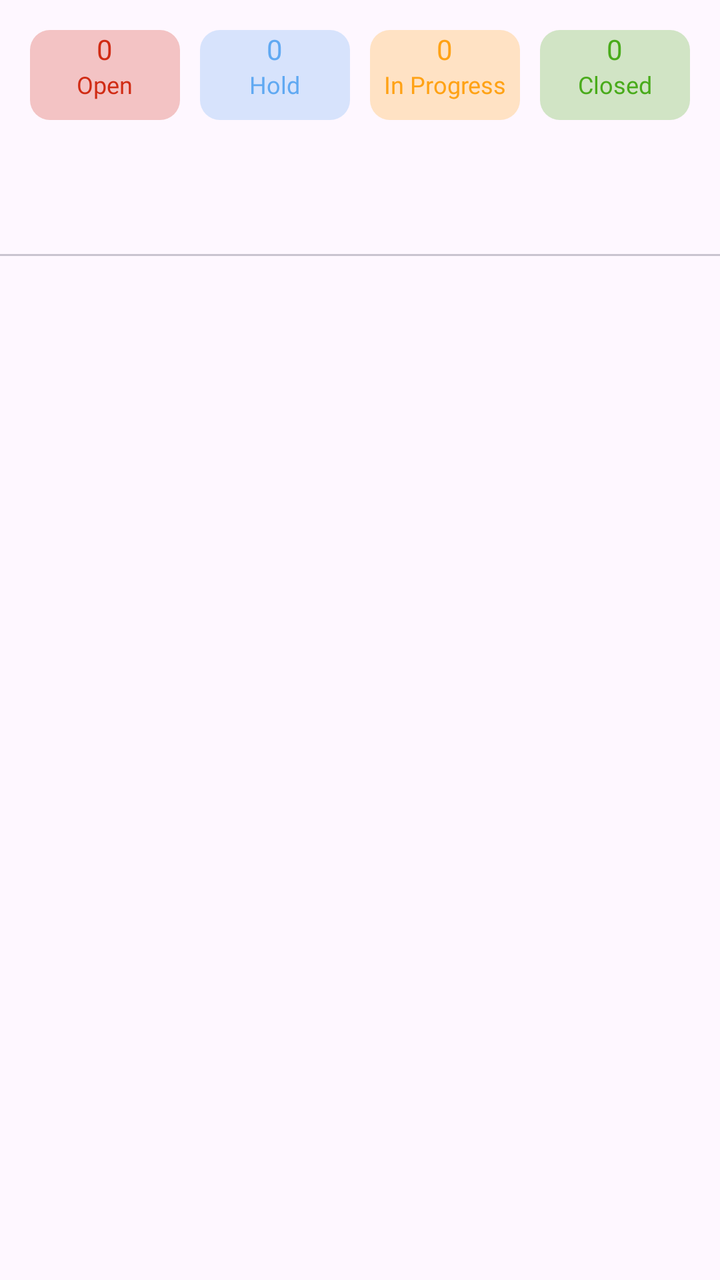
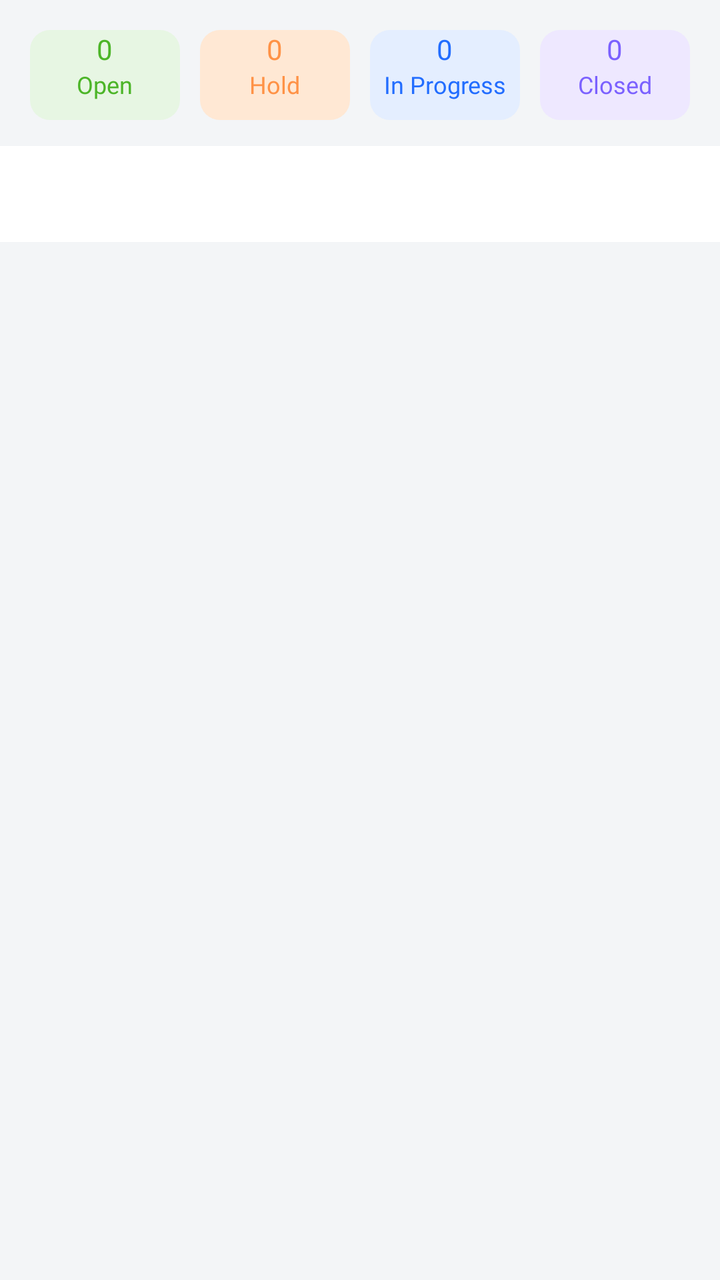

An Android layout rendered at two revisions. The XML below is the earlier revision; the diff shows what the commit changed to produce the second picture.
<!-- AndroidManifest.xml: application theme Theme.Evergreen -->
<!-- res/layout/fragment_task.xml -->
<?xml version="1.0" encoding="utf-8"?>
<androidx.constraintlayout.widget.ConstraintLayout xmlns:android="http://schemas.android.com/apk/res/android"
    xmlns:app="http://schemas.android.com/apk/res-auto"
    xmlns:tools="http://schemas.android.com/tools"
    android:layout_width="match_parent"
    android:layout_height="match_parent"
    tools:context=".fragments.TaskFragment">

    <TextView
        android:visibility="gone"
        app:drawableEndCompat="@drawable/drp_down1"
        app:drawableStartCompat="@drawable/breafcase"
        app:layout_constraintTop_toTopOf="parent"
        android:id="@+id/company_search"
        android:hint="Search company..."
        android:textSize="@dimen/_14ssp"
        android:drawablePadding="@dimen/_5sdp"
        android:paddingHorizontal="@dimen/_10sdp"
        android:elevation="@dimen/_10sdp"
        android:paddingVertical="@dimen/_14sdp"
        android:layout_marginHorizontal="@dimen/_15sdp"
        android:layout_marginTop="@dimen/_10sdp"

        android:background="@drawable/rectangler_searc_back"
        android:layout_width="match_parent"
        android:layout_height="wrap_content"/>
    <include
        android:layout_marginTop="@dimen/_10sdp"
        android:layout_marginHorizontal="@dimen/_10sdp"
        app:layout_constraintTop_toBottomOf="@+id/company_search"
        android:id="@+id/buttons"
        android:layout_width="match_parent"
        android:layout_height="@dimen/_55sdp"
        layout="@layout/task_status_buttons"/>

    <FrameLayout
        android:id="@+id/fragment_container"
        android:layout_width="0dp"
        android:layout_height="0dp"
        app:layout_constraintBottom_toBottomOf="parent"
        app:layout_constraintTop_toBottomOf="@+id/tabLayout"
        app:layout_constraintEnd_toEndOf="parent"
        app:layout_constraintStart_toStartOf="parent"/>
    <com.google.android.material.tabs.TabLayout
        android:id="@+id/tabLayout"
        app:tabTextAppearance="@style/CustomTabTextAppearance"
        app:tabIndicatorFullWidth="false"
        app:tabTextColor="@color/gray1"
        app:tabBackground="@color/white"
        android:layout_marginTop="@dimen/_15sdp"
        android:contentDescription="@string/menu"
        app:tabSelectedTextColor="@color/black_blue"
        android:layout_width="match_parent"
        android:layout_height="wrap_content"
       app:layout_constraintTop_toBottomOf="@+id/buttons"
        app:layout_constraintStart_toStartOf="parent"
        app:layout_constraintEnd_toEndOf="parent"
        app:tabMode="fixed"
       app:tabGravity="fill"/>
</androidx.constraintlayout.widget.ConstraintLayout>
<!-- res/layout/task_status_buttons.xml (included above) -->
<?xml version="1.0" encoding="utf-8"?>
<LinearLayout xmlns:android="http://schemas.android.com/apk/res/android"
    android:layout_width="match_parent"
    android:orientation="horizontal"
    android:weightSum="4"
    android:layout_height="@dimen/_50sdp">
    <LinearLayout
        android:layout_margin="@dimen/_5sdp"
        android:gravity="center"
        android:layout_weight="1"
        android:backgroundTint="#40D02B14"
        android:background="@drawable/rounded_corners"
        android:orientation="vertical"
        android:layout_width="0dp"
        android:layout_height="match_parent">
        <TextView
            android:id="@+id/open"
            android:textSize="@dimen/_14ssp"
            android:fontFamily="@font/roboto_medium"
            android:textColor="#D02B14"
            android:text="0"
            android:layout_width="wrap_content"
            android:layout_height="wrap_content"/>
        <TextView
            android:lines="2"
            android:autoSizeTextType="uniform"
            android:autoSizePresetSizes="@array/autosize_text_sizes"
            android:textSize="@dimen/_12ssp"
            android:layout_gravity="center"
            android:fontFamily="@font/roboto_medium"
            android:textColor="#D02B14"
            android:text="Open"
            android:layout_width="wrap_content"
            android:layout_height="wrap_content"/>
    </LinearLayout>
        <LinearLayout
            android:layout_margin="@dimen/_5sdp"
            android:gravity="center"
            android:layout_weight="1"
            android:backgroundTint="#4060A9F2"
            android:background="@drawable/rounded_corners"
            android:orientation="vertical"
            android:layout_width="0dp"
            android:layout_height="match_parent">
            <TextView
                android:id="@+id/totaltasks"
                android:fontFamily="@font/roboto_medium"
                android:textColor="#60A9F2"
                android:text="0"
                android:textSize="@dimen/_14ssp"
                android:layout_width="wrap_content"
                android:layout_height="wrap_content"/>
            <TextView
               android:lines="2"
                android:autoSizeTextType="uniform"
                android:autoSizePresetSizes="@array/autosize_text_sizes"
                android:textAlignment="center"
                android:layout_gravity="center"
                android:fontFamily="@font/roboto_medium"
                android:textColor="#60A9F2"
                android:text="Hold"
                android:textSize="@dimen/_12ssp"
                android:layout_width="wrap_content"
                android:layout_height="wrap_content"/>
        </LinearLayout>
     
        <LinearLayout
            android:layout_margin="@dimen/_5sdp"
            android:gravity="center"
            android:layout_weight="1"
            android:backgroundTint="#40FFA215"
            android:background="@drawable/rounded_corners"
            android:orientation="vertical"
            android:layout_width="0dp"
            android:layout_height="match_parent">
            <TextView
                android:id="@+id/inprogress"
                android:textSize="@dimen/_14ssp"
                android:fontFamily="@font/roboto_medium"
                android:textColor="#FFA215"
                android:text="0"
                android:layout_width="wrap_content"
                android:layout_height="wrap_content"/>
            <TextView
                android:lines="2"
                android:autoSizeTextType="uniform"
                android:autoSizePresetSizes="@array/autosize_text_sizes"
                android:textSize="@dimen/_12ssp"
                android:textAlignment="center"
                android:layout_gravity="center"
                android:fontFamily="@font/roboto_medium"
                android:textColor="#FFA215"
                android:text="In Progress"
                android:layout_width="wrap_content"
                android:layout_height="wrap_content"/>
        </LinearLayout>
        <LinearLayout
            android:layout_margin="@dimen/_5sdp"
            android:gravity="center"
            android:layout_weight="1"
            android:backgroundTint="#4049AB1B"
            android:background="@drawable/rounded_corners"
            android:orientation="vertical"
            android:layout_width="0dp"
            android:layout_height="match_parent">
            <TextView
                android:id="@+id/completed"
                android:textSize="@dimen/_14ssp"
                android:fontFamily="@font/roboto_medium"
                android:textColor="#49AB1B"
                android:text="0"
                android:layout_width="wrap_content"
                android:layout_height="wrap_content"/>
            <TextView
                android:lines="2"
                android:autoSizeTextType="uniform"
                android:autoSizePresetSizes="@array/autosize_text_sizes"
                android:textSize="@dimen/_12ssp"
                android:layout_gravity="center"
                android:fontFamily="@font/roboto_medium"
                android:textColor="#49AB1B"
                android:text="Closed"
                android:layout_width="wrap_content"
                android:layout_height="wrap_content"/>
        </LinearLayout>



</LinearLayout>
<!-- resources referenced by this layout -->
<resources>
  <array name="autosize_text_sizes">
          <item>10sp</item>
          <item>9sp</item>
          <item>12sp</item>
          <item>13sp</item>
          <item>14sp</item>
  
      </array>
  <color name="black_blue">#022352</color>
  <color name="gray1">#C1C7D0</color>
  <color name="white">#FFFFFFFF</color>
  <dimen name="_10sdp">10.00dp</dimen>
  <dimen name="_12ssp">12.00sp</dimen>
  <dimen name="_14sdp">14.00dp</dimen>
  <dimen name="_14ssp">14.00sp</dimen>
  <dimen name="_15sdp">15.00dp</dimen>
  <dimen name="_50sdp">50.00dp</dimen>
  <dimen name="_55sdp">55.00dp</dimen>
  <dimen name="_5sdp">5.00dp</dimen>
  <!-- drawable drp_down1 (drawable) -->
  <vector xmlns:android="http://schemas.android.com/apk/res/android"
      xmlns:aapt="http://schemas.android.com/aapt"
      android:width="24dp"
      android:height="16dp"
      android:viewportWidth="24"
      android:viewportHeight="16">
    <path
        android:pathData="M20.634,0.317L12.001,8.95L3.367,0.317L0,3.684L12.001,15.684L24,3.684L20.634,0.317Z">
      <aapt:attr name="android:fillColor">
        <gradient 
            android:startX="0"
            android:startY="8"
            android:endX="24"
            android:endY="8"
            android:type="linear">
          <item android:offset="0" android:color="#FF1FA2FF"/>
          <item android:offset="0.5" android:color="#FF12D8FA"/>
          <item android:offset="1" android:color="#FFA6FFCB"/>
        </gradient>
      </aapt:attr>
    </path>
  </vector>
  <!-- drawable rectangler_searc_back (drawable) -->
  <?xml version="1.0" encoding="utf-8"?>
  <shape xmlns:android="http://schemas.android.com/apk/res/android">
  
      <corners android:radius="@dimen/_8sdp" />
      <stroke android:color="#A5A9AF" android:width="@dimen/_1sdp"/>
  </shape>
  <!-- drawable rounded_corners (drawable) -->
  <shape xmlns:android="http://schemas.android.com/apk/res/android">
      <corners android:radius="@dimen/_10sdp" />
      <solid android:color="#F2F4F7"/>
  </shape>
  <string name="menu">menu</string>
  <style name="CustomTabTextAppearance" parent="TextAppearance.Design.Tab">
          <item name="android:textSize">14sp</item> 
          <item name="textAllCaps">false</item>
          
      </style>
  <style name="Theme.Evergreen" parent="Base.Theme.Evergreen" />
  <dimen name="_8sdp">8.00dp</dimen>
  <dimen name="_1sdp">1.00dp</dimen>
  <style name="Base.Theme.Evergreen" parent="Theme.Material3.Light.NoActionBar">
  
  
  
  
  
  
  
          <item name="android:statusBarColor">@color/black_blue</item>
  
  
      </style>
  <!-- unchanged entries left out for length: 1 -->
</resources>

<!-- the commit's change to res/layout/fragment_task.xml (unified diff, before → after) -->
@@ -4,6 +4,7 @@
     xmlns:tools="http://schemas.android.com/tools"
     android:layout_width="match_parent"
     android:layout_height="match_parent"
+    android:background="@color/home_page_bg"
     tools:context=".fragments.TaskFragment">
 
     <TextView
@@ -16,12 +17,12 @@
         android:textSize="@dimen/_14ssp"
         android:drawablePadding="@dimen/_5sdp"
         android:paddingHorizontal="@dimen/_10sdp"
-        android:elevation="@dimen/_10sdp"
+        android:elevation="0dp"
         android:paddingVertical="@dimen/_14sdp"
         android:layout_marginHorizontal="@dimen/_15sdp"
         android:layout_marginTop="@dimen/_10sdp"
 
-        android:background="@drawable/rectangler_searc_back"
+        android:background="@drawable/bg_search_field"
         android:layout_width="match_parent"
         android:layout_height="wrap_content"/>
     <include
@@ -45,11 +46,13 @@
         android:id="@+id/tabLayout"
         app:tabTextAppearance="@style/CustomTabTextAppearance"
         app:tabIndicatorFullWidth="false"
-        app:tabTextColor="@color/gray1"
+        app:tabTextColor="@color/gray2"
         app:tabBackground="@color/white"
-        android:layout_marginTop="@dimen/_15sdp"
+        android:background="@color/white"
+        android:layout_marginTop="@dimen/_8sdp"
         android:contentDescription="@string/menu"
-        app:tabSelectedTextColor="@color/black_blue"
+        app:tabIndicatorColor="@color/btn_back"
+        app:tabSelectedTextColor="@color/black1"
         android:layout_width="match_parent"
         android:layout_height="wrap_content"
        app:layout_constraintTop_toBottomOf="@+id/buttons"
@@ -69,8 +72,8 @@
         android:layout_margin="@dimen/_5sdp"
         android:gravity="center"
         android:layout_weight="1"
-        android:backgroundTint="#40D02B14"
-        android:background="@drawable/rounded_corners"
+            android:backgroundTint="@color/chip_green"
+            android:background="@drawable/rounded_corners"
         android:orientation="vertical"
         android:layout_width="0dp"
         android:layout_height="match_parent">
@@ -78,7 +81,7 @@
             android:id="@+id/open"
             android:textSize="@dimen/_14ssp"
             android:fontFamily="@font/roboto_medium"
-            android:textColor="#D02B14"
+            android:textColor="@color/accent_green"
             android:text="0"
             android:layout_width="wrap_content"
             android:layout_height="wrap_content"/>
@@ -89,7 +92,7 @@
             android:textSize="@dimen/_12ssp"
             android:layout_gravity="center"
             android:fontFamily="@font/roboto_medium"
-            android:textColor="#D02B14"
+            android:textColor="@color/accent_green"
             android:text="Open"
             android:layout_width="wrap_content"
             android:layout_height="wrap_content"/>
@@ -98,7 +101,7 @@
             android:layout_margin="@dimen/_5sdp"
             android:gravity="center"
             android:layout_weight="1"
-            android:backgroundTint="#4060A9F2"
+            android:backgroundTint="@color/chip_orange"
             android:background="@drawable/rounded_corners"
             android:orientation="vertical"
             android:layout_width="0dp"
@@ -106,7 +109,7 @@
             <TextView
                 android:id="@+id/totaltasks"
                 android:fontFamily="@font/roboto_medium"
-                android:textColor="#60A9F2"
+                android:textColor="@color/accent_orange"
                 android:text="0"
                 android:textSize="@dimen/_14ssp"
                 android:layout_width="wrap_content"
@@ -118,7 +121,7 @@
                 android:textAlignment="center"
                 android:layout_gravity="center"
                 android:fontFamily="@font/roboto_medium"
-                android:textColor="#60A9F2"
+                android:textColor="@color/accent_orange"
                 android:text="Hold"
                 android:textSize="@dimen/_12ssp"
                 android:layout_width="wrap_content"
@@ -129,7 +132,7 @@
             android:layout_margin="@dimen/_5sdp"
             android:gravity="center"
             android:layout_weight="1"
-            android:backgroundTint="#40FFA215"
+            android:backgroundTint="@color/chip_blue"
             android:background="@drawable/rounded_corners"
             android:orientation="vertical"
             android:layout_width="0dp"
@@ -138,7 +141,7 @@
                 android:id="@+id/inprogress"
                 android:textSize="@dimen/_14ssp"
                 android:fontFamily="@font/roboto_medium"
-                android:textColor="#FFA215"
+                android:textColor="@color/accent_blue"
                 android:text="0"
                 android:layout_width="wrap_content"
                 android:layout_height="wrap_content"/>
@@ -150,7 +153,7 @@
                 android:textAlignment="center"
                 android:layout_gravity="center"
                 android:fontFamily="@font/roboto_medium"
-                android:textColor="#FFA215"
+                android:textColor="@color/accent_blue"
                 android:text="In Progress"
                 android:layout_width="wrap_content"
                 android:layout_height="wrap_content"/>
@@ -159,7 +162,7 @@
             android:layout_margin="@dimen/_5sdp"
             android:gravity="center"
             android:layout_weight="1"
-            android:backgroundTint="#4049AB1B"
+            android:backgroundTint="@color/chip_purple"
             android:background="@drawable/rounded_corners"
             android:orientation="vertical"
             android:layout_width="0dp"
@@ -168,7 +171,7 @@
                 android:id="@+id/completed"
                 android:textSize="@dimen/_14ssp"
                 android:fontFamily="@font/roboto_medium"
-                android:textColor="#49AB1B"
+                android:textColor="@color/accent_purple"
                 android:text="0"
                 android:layout_width="wrap_content"
                 android:layout_height="wrap_content"/>
@@ -179,7 +182,7 @@
                 android:textSize="@dimen/_12ssp"
                 android:layout_gravity="center"
                 android:fontFamily="@font/roboto_medium"
-                android:textColor="#49AB1B"
+                android:textColor="@color/accent_purple"
                 android:text="Closed"
                 android:layout_width="wrap_content"
                 android:layout_height="wrap_content"/>
<!-- resource entries referenced after the edit -->
@@ -8,8 +8,19 @@
           <item>14sp</item>
   
       </array>
+  <color name="accent_blue">#226DFF</color>
+  <color name="accent_green">#4CB528</color>
+  <color name="accent_orange">#FF9246</color>
+  <color name="accent_purple">#7B61FF</color>
+  <color name="black1">#0D121C</color>
+  <color name="btn_back">#2057A6</color>
+  <color name="chip_blue">#E4EEFF</color>
+  <color name="chip_green">#E7F6E3</color>
+  <color name="chip_orange">#FFE8D4</color>
+  <color name="chip_purple">#EEE8FF</color>
+  <color name="gray2">#637587</color>
+  <color name="home_page_bg">#F3F5F7</color>
   <color name="black_blue">#022352</color>
-  <color name="gray1">#C1C7D0</color>
   <color name="white">#FFFFFFFF</color>
   <dimen name="_10sdp">10.00dp</dimen>
   <dimen name="_12ssp">12.00sp</dimen>
@@ -42,17 +53,10 @@
       </aapt:attr>
     </path>
   </vector>
-  <!-- drawable rectangler_searc_back (drawable) -->
-  <?xml version="1.0" encoding="utf-8"?>
-  <shape xmlns:android="http://schemas.android.com/apk/res/android">
-  
-      <corners android:radius="@dimen/_8sdp" />
-      <stroke android:color="#A5A9AF" android:width="@dimen/_1sdp"/>
-  </shape>
   <!-- drawable rounded_corners (drawable) -->
   <shape xmlns:android="http://schemas.android.com/apk/res/android">
       <corners android:radius="@dimen/_10sdp" />
-      <solid android:color="#F2F4F7"/>
+      <solid android:color="@color/home_page_bg"/>
   </shape>
   <string name="menu">menu</string>
   <style name="CustomTabTextAppearance" parent="TextAppearance.Design.Tab">
@@ -61,8 +65,15 @@
           
       </style>
   <style name="Theme.Evergreen" parent="Base.Theme.Evergreen" />
+  <color name="home_card_stroke">#EEF1F4</color>
   <dimen name="_8sdp">8.00dp</dimen>
-  <dimen name="_1sdp">1.00dp</dimen>
+  <!-- drawable bg_search_field (drawable) -->
+  <?xml version="1.0" encoding="utf-8"?>
+  <shape xmlns:android="http://schemas.android.com/apk/res/android" android:shape="rectangle">
+      <solid android:color="@color/white" />
+      <corners android:radius="16dp" />
+      <stroke android:width="1dp" android:color="@color/home_card_stroke" />
+  </shape>
   <style name="Base.Theme.Evergreen" parent="Theme.Material3.Light.NoActionBar">
   
   
